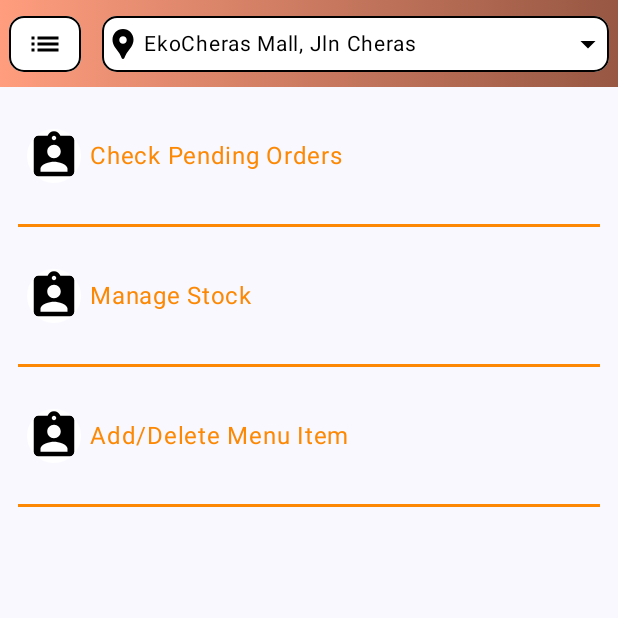
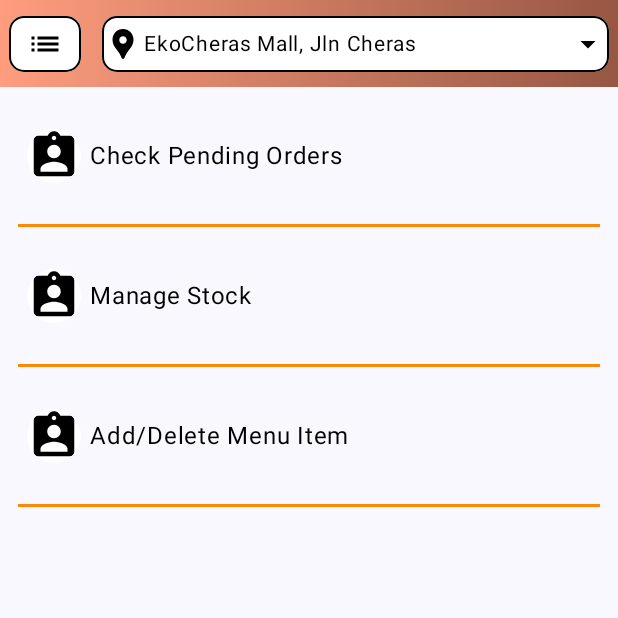
Before and after one commit to LexPolka/FastFeasts, an Android app built with Jetpack Compose: the StaffPage screen opened through its navigation route, on a phone screen of 412 x 824 dp, the top half of it. Run offline under Robolectric (Android 15) with nearby library versions, the phone set to English and light mode, and no system bars; pictures from the network do not load; 2 statements that could not run were skipped.

Commit message:
Staff can now add Food items. They don't load yet

```diff
--- a/app/src/main/java/com/example/a1/FastFeasts.kt
+++ b/app/src/main/java/com/example/a1/FastFeasts.kt
@@ -73,6 +73,7 @@ import androidx.navigation.navigation
 import com.example.a1.data.cartData.CartViewModel
 import com.example.a1.data.AppViewModelProvider
 import com.example.a1.data.profiledata.GlobalViewModel
+import com.example.a1.data.staffdata.StaffViewModel
 import com.example.a1.ui.CartUi
 import com.example.a1.ui.CustomizationScreen
 import com.example.a1.ui.DiningOptions
@@ -80,11 +81,12 @@ import com.example.a1.ui.IndividualFoodPage
 import com.example.a1.ui.OnlineBankingUi
 import com.example.a1.ui.PayAtCounterUi
 import com.example.a1.ui.PaymentOptions
-import com.example.a1.ui.StaffPage
+import com.example.a1.ui.staffUI.StaffPage
 import com.example.a1.ui.login.LoginScreen
 import com.example.a1.ui.login.SignUpScreen
 import com.example.a1.ui.login.PrivacyScreen
 import com.example.a1.ui.login.PolicyScreen
+import com.example.a1.ui.staffUI.StaffIndividualFood
 import kotlinx.coroutines.delay
 
 //enum classes for navigation
@@ -106,12 +108,14 @@ enum class FastFeastsScreen(@StringRes val title: Int) {
     OnlineBanking(title = R.string.online_banking),
     PayAtCounter(title = R.string.pay_at_counter),
 
-    Staff(title = R.string.staff)
+    Staff(title = R.string.staff),
+    StaffIndividualFood(title=R.string.staffFood),
 }
 
 @Composable
 fun FastFeastsApp(
     profileViewModel: ProfileViewModel = viewModel(factory = AppViewModelProvider.Factory),
+    staffViewModel: StaffViewModel  =viewModel(factory = AppViewModelProvider.Factory),
     globalViewModel: GlobalViewModel = viewModel(),
     cartViewModel : CartViewModel = viewModel(),
     navController: NavHostController = rememberNavController()
@@ -336,6 +340,9 @@ fun FastFeastsApp(
                 }
                 composable(route = FastFeastsScreen.Staff.name) {
                     StaffPage(navController)
+                }
+                composable(route = FastFeastsScreen.StaffIndividualFood.name) {
+                    StaffIndividualFood(staffViewModel, navController)
                 }
 
                 //depending on userInput from paymentOptions , to be implemented
--- a/app/src/main/java/com/example/a1/data/ApplicationDatabase.kt
+++ b/app/src/main/java/com/example/a1/data/ApplicationDatabase.kt
@@ -9,10 +9,11 @@ import androidx.room.TypeConverters
 import com.example.a1.data.profiledata.ProfileDao
 import com.example.a1.data.profiledata.ProfileEntity
 import com.example.a1.data.staffdata.FoodListConverter
+import com.example.a1.data.staffdata.IndividualFood
 import com.example.a1.data.staffdata.OrderEntity
 import com.example.a1.data.staffdata.StaffDao
 
-@Database(entities = [ProfileEntity::class, OrderEntity::class], version = 4, exportSchema = false)
+@Database(entities = [ProfileEntity::class, OrderEntity::class, IndividualFood::class], version = 4, exportSchema = false)
 @TypeConverters(FoodListConverter::class)
 abstract class ApplicationDatabase : RoomDatabase() {
     abstract fun profileDao(): ProfileDao
--- a/app/src/main/java/com/example/a1/data/globaldata/GlobalViewModel.kt
+++ b/app/src/main/java/com/example/a1/data/globaldata/GlobalViewModel.kt
@@ -8,7 +8,7 @@ import kotlinx.coroutines.flow.asStateFlow
 import kotlinx.coroutines.flow.update
 
 data class IndividualFoodItem(
-    val image: Int = 0,
+    val image: ByteArray = byteArrayOf(),
     val name : String = "",
     val price : String = "", //use string cuz for int, just do .toInt()
 )
@@ -25,7 +25,7 @@ class GlobalViewModel : ViewModel() {
     val restaurant: StateFlow<RestaurantLocation> = _restaurant.asStateFlow()
 
     //Setters
-    fun setDisplayIndividualFood(image: Int, name : String, price : String)
+    fun setDisplayIndividualFood(image: ByteArray, name : String, price : String)
     {
         _foodState.update {currentState ->
             currentState.copy(name = name, price = price, image = image)
--- a/app/src/main/java/com/example/a1/data/profiledata/ProfileViewModel.kt
+++ b/app/src/main/java/com/example/a1/data/profiledata/ProfileViewModel.kt
@@ -81,8 +81,6 @@ class ProfileViewModel(private val repository: ProfileRepository) : ViewModel()
 
 }
 
-
-
 data class Profile(
     //profile picture
     val profilePictureUri: String = "",
--- a/app/src/main/java/com/example/a1/data/staffdata/StaffDao.kt
+++ b/app/src/main/java/com/example/a1/data/staffdata/StaffDao.kt
@@ -10,18 +10,27 @@ import kotlinx.coroutines.flow.Flow
 
 @Dao
 interface StaffDao {
+    //Orders from User
     @Query("SELECT * FROM orders")
     fun getAllOrders(): Flow<List<OrderEntity?>>
-
     @Query("SELECT * FROM orders WHERE id = :orderId")
     fun getOrderById(orderId: String): Flow<OrderEntity?>
-
     @Insert(onConflict = OnConflictStrategy.REPLACE)
     suspend fun insertOrder(order: OrderEntity)
-
     @Delete
     suspend fun deleteOrder(order: OrderEntity)
-
     @Query("DELETE FROM orders")
     suspend fun clearAllOrders()
+
+    //Individual Items
+    @Query("SELECT * FROM individualFoodItems")
+    fun getAllIndividualFood() : Flow<List<IndividualFood?>>
+    @Query("SELECT * FROM individualFoodItems WHERE id = :foodID")
+    fun getIndividualFoodById(foodID: String): Flow<IndividualFood?>
+    @Insert(onConflict = OnConflictStrategy.REPLACE)
+    suspend fun insertIndividualFood(order: IndividualFood)
+    @Delete
+    suspend fun deleteIndividualFood(order: IndividualFood)
+    @Query("DELETE FROM individualFoodItems")
+    suspend fun clearAllIndividualFood()
 }
--- a/app/src/main/java/com/example/a1/data/staffdata/StaffRepository.kt
+++ b/app/src/main/java/com/example/a1/data/staffdata/StaffRepository.kt
@@ -4,12 +4,14 @@ import kotlinx.coroutines.flow.Flow
 
 interface StaffRepository {
     fun getAllOrders(): Flow<List<OrderEntity?>>
+    fun getOrderById(orderId: String): Flow<OrderEntity?>
+    suspend fun insertOrder(order: OrderEntity)
+    suspend fun deleteOrder(order: OrderEntity)
+    suspend fun clearAllOrders()
 
-    fun getOrderById(orderId: String): Flow<OrderEntity?>
-
-    suspend fun insertOrder(order: OrderEntity)
-
-    suspend fun deleteOrder(order: OrderEntity)
-
-    suspend fun clearAllOrders()
+    fun getAllIndividualFood(): Flow<List<IndividualFood?>>
+    fun getIndividualFoodById(foodID: String): Flow<IndividualFood?>
+    suspend fun insertIndividualFood(food: IndividualFood)
+    suspend fun deleteIndividualFood(food: IndividualFood)
+    suspend fun clearAllIndividualFood()
 }
--- a/app/src/main/java/com/example/a1/data/staffdata/StaffViewModel.kt
+++ b/app/src/main/java/com/example/a1/data/staffdata/StaffViewModel.kt
@@ -1,5 +1,6 @@
 package com.example.a1.data.staffdata
 
+import android.net.Uri
 import androidx.lifecycle.ViewModel
 import androidx.lifecycle.viewModelScope
 import com.example.a1.data.cartData.Food
@@ -19,13 +20,24 @@ class StaffViewModel(private val repository: StaffRepository) : ViewModel() {
     private val _orderList = MutableStateFlow<List<Order>>(emptyList())
     val orderList: StateFlow<List<Order>> = _orderList.asStateFlow()
 
+    //Is a list of IndividualFood
+    private val _individualFoodList = MutableStateFlow<List<IndividualFood>>(emptyList())
+    val individualFoodList: StateFlow<List<IndividualFood>> = _individualFoodList.asStateFlow()
+
+    //observing changes in orders/food
     init {
         viewModelScope.launch {
             repository.getAllOrders().collect { orders ->
                 _orderList.value = orders.map { it?.let { Order(it.id, it.items) } ?: Order("", mutableListOf()) }
             }
         }
+        viewModelScope.launch {
+            repository.getAllIndividualFood().collect { foodItems ->
+                _individualFoodList.value = foodItems.filterNotNull()
+            }
+        }
     }
+
 
     fun addOrder(order: Order) {
         val orderToEntity = OrderEntity(
@@ -70,4 +82,26 @@ class StaffViewModel(private val repository: StaffRepository) : ViewModel() {
             }
         }
     }
+
+    // Convert image URI to byte array
+    // val imageInputStream = context.contentResolver.openInputStream(imageUri)
+    // val imageData = imageInputStream?.readBytes()
+    fun addIndividualFood(foodName : String, foodPrice : String, imageData : ByteArray?){
+        val food = IndividualFood(
+            name = foodName,
+            price = foodPrice,
+            image = imageData
+        )
+        viewModelScope.launch {
+            repository.insertIndividualFood(food)
+        }
+    }
+
+    fun getAllIndividualFood(){
+        viewModelScope.launch {
+            repository.getAllIndividualFood().collect { foodItems ->
+                _individualFoodList.value = foodItems.filterNotNull()
+            }
+        }
+    }
 }
--- a/app/src/main/java/com/example/a1/ui/IndividualFood.kt
+++ b/app/src/main/java/com/example/a1/ui/IndividualFood.kt
@@ -33,6 +33,7 @@ import androidx.compose.runtime.setValue
 import androidx.compose.ui.Alignment
 import androidx.compose.ui.Modifier
 import androidx.compose.ui.graphics.Color
+import androidx.compose.ui.graphics.painter.Painter
 import androidx.compose.ui.platform.LocalConfiguration
 import androidx.compose.ui.platform.LocalContext
 import androidx.compose.ui.res.painterResource
@@ -40,6 +41,7 @@ import androidx.compose.ui.text.font.FontWeight
 import androidx.compose.ui.unit.dp
 import androidx.compose.ui.unit.sp
 import androidx.navigation.NavHostController
+import coil.compose.rememberImagePainter
 import com.example.a1.BackButton
 import com.example.a1.FastFeastsScreen
 import com.example.a1.data.cartData.CartViewModel
@@ -86,6 +88,8 @@ fun IndividualFoodPage(cartViewModel : CartViewModel, globalViewModel: GlobalVie
 
     var quantity by remember { mutableStateOf(1) }
 
+    val painter: Painter = rememberImagePainter(data = image)
+
     Column (modifier = Modifier.padding(universalPadding)) {
         //BACK BUTTON
         BackButton(navController = navController)
@@ -99,7 +103,7 @@ fun IndividualFoodPage(cartViewModel : CartViewModel, globalViewModel: GlobalVie
                     modifier = Modifier.padding(universalPadding))
             }
             //IMAGE
-            Image(painter = painterResource(image), contentDescription = "Test",
+            Image(painter = painter, contentDescription = "Test",
                 Modifier
                     .width(screenWidth)
             )
--- a/app/src/main/java/com/example/a1/ui/StaffPage.kt
+++ b/app/src/main/java/com/example/a1/ui/staffUI/StaffPage.kt
@@ -1,7 +1,8 @@
-package com.example.a1.ui
+package com.example.a1.ui.staffUI
 
 import androidx.compose.foundation.Image
 import androidx.compose.foundation.background
+import androidx.compose.foundation.clickable
 import androidx.compose.foundation.isSystemInDarkTheme
 import androidx.compose.foundation.layout.Arrangement
 import androidx.compose.foundation.layout.Column
@@ -23,6 +24,7 @@ import androidx.compose.ui.res.painterResource
 import androidx.compose.ui.unit.dp
 import androidx.compose.ui.unit.sp
 import androidx.navigation.NavHostController
+import com.example.a1.FastFeastsScreen
 import com.example.a1.R
 
 @Composable
@@ -57,7 +59,7 @@ fun StaffPage(navController : NavHostController){
                     .background(Color.White)
             )
 
-            Text(text = "Check Pending Orders", color = Color(0xFFFC8803))
+            Text(text = "Check Pending Orders", color = if (isDarkTheme) Color.White else Color.Black)
 
             Spacer(modifier = Modifier.weight(1f))
         }
@@ -85,7 +87,7 @@ fun StaffPage(navController : NavHostController){
                     .background(Color.White)
             )
 
-            Text(text = "Manage Stock", color = Color(0xFFFC8803))
+            Text(text = "Manage Stock", color = if (isDarkTheme) Color.White else Color.Black)
 
             Spacer(modifier = Modifier.weight(1f))
         }
@@ -103,6 +105,9 @@ fun StaffPage(navController : NavHostController){
             modifier = Modifier
                 .height(componentHeight)
                 .padding(linePadding)
+                .clickable {
+                    navController.navigate(FastFeastsScreen.StaffIndividualFood.name)
+                }
         ) {
             Image(
                 painter = painterResource(R.drawable.baseline_assignment_ind_24), contentDescription = "Name",
@@ -113,7 +118,7 @@ fun StaffPage(navController : NavHostController){
                     .background(Color.White)
             )
 
-            Text(text = "Add/Delete Menu Item", color = Color(0xFFFC8803))
+            Text(text = "Add/Delete Menu Item", color = if (isDarkTheme) Color.White else Color.Black)
 
             Spacer(modifier = Modifier.weight(1f))
         }
```
Also changed, not shown: app/src/main/java/com/example/a1/data/staffdata/StaffEntity.kt (+10 -0 lines), app/src/main/java/com/example/a1/data/staffdata/StaffOfflineRepository.kt (+9 -7 lines), app/src/main/java/com/example/a1/ui/ProfilePage.kt (+6 -4 lines), app/src/main/java/com/example/a1/ui/staffUI/StaffIndividualFood.kt (added, +281 -0 lines), app/src/main/res/values/strings.xml (+5 -2 lines).
